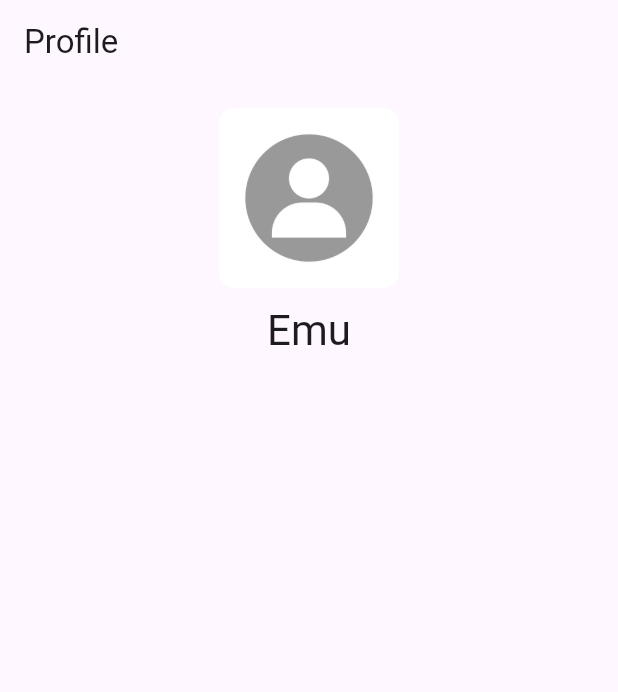
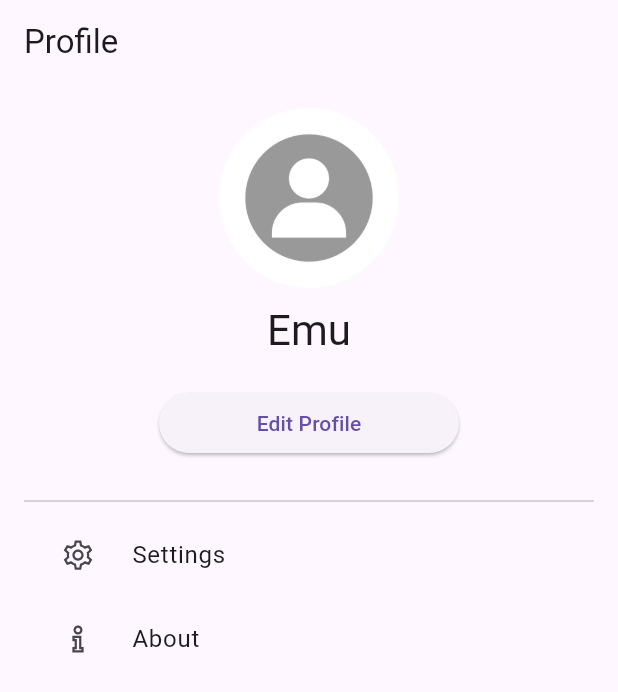
Before and after one commit to Quinxie51/ExpiRo-App, a Flutter app: the MyProfileScreen screen opened directly, on a phone screen of 412 x 824 dp. Shown: the top 692 px of the screen. Run offline on Flutter 3.47's test engine with Material 3 defaults, Android fonts, the phone set to English and light mode, and no system bars; our stand-ins replace line_awesome_flutter; network calls fail.

Commit message:
Added settings and about options in edit profile

```diff
--- a/lib/profile.dart
+++ b/lib/profile.dart
@@ -19,24 +19,37 @@ class MyProfileScreen extends StatelessWidget {
           padding: const EdgeInsets.all(defaultPadding),
           child: Center(
             child: Column(
-              mainAxisAlignment: MainAxisAlignment.center,
-              crossAxisAlignment: CrossAxisAlignment.center,
               children: [
                 SizedBox(
                   width: 120,
                   height: 120,
                   child: ClipRRect(
-                    borderRadius: BorderRadius.circular(10),
+                    borderRadius: BorderRadius.circular(100),
                     child: const Image(
                       image: AssetImage('assets/images/user_profile.jpg'),
                     ),
                   ),
                 ),
                 const SizedBox(height: 10),
+
                 Text(
                   "Emu",
                   style: Theme.of(context).textTheme.headline4,
                 ),
+                const SizedBox(height: 20),
+                SizedBox(
+                  width: 200,
+                  child: ElevatedButton(
+                    onPressed: (){},
+                    child: const Text("Edit Profile")),
+
+                ),
+
+                const SizedBox(height: 20),
+                const Divider(),
+                ProfileMenuWidget(title: "Settings", icon: LineAwesomeIcons.cog, onPress: (){},),
+                ProfileMenuWidget(title: "About", icon: LineAwesomeIcons.info, onPress: (){showAboutDialog(context);},),
+
               ],
             ),
           ),
@@ -45,3 +58,64 @@ class MyProfileScreen extends StatelessWidget {
     );
   }
 }
+
+class ProfileMenuWidget extends StatelessWidget {
+  const ProfileMenuWidget({
+    super.key,
+    required this.title,
+    required this.icon,
+    required this.onPress,
+  });
+
+  final String title;
+  final IconData icon;
+  final VoidCallback onPress;
+  @override
+  Widget build(BuildContext context) {
+    return ListTile(
+      onTap: onPress,
+      leading: Container(
+        width: 40,
+        height: 40,
+        decoration: BoxDecoration(
+          borderRadius: BorderRadius.circular(100),
+        ),
+        child: Icon(icon),
+      ),
+      title:  Text(title),
+    );
+  }
+}
+
+
+  void showAboutDialog(BuildContext context) {
+  showDialog(
+    context: context,
+    builder: (BuildContext context) {
+      return AlertDialog(
+        title: Text("About"),
+        content: Column(
+          crossAxisAlignment: CrossAxisAlignment.start,
+          mainAxisSize: MainAxisSize.min,
+          children: [
+            Text(
+              "Expiry Smart is an innovative mobile application aimed at addressing the Sustainable Development Goal of responsible consumption and production. Expiry Smart seeks to revolutionize the way we manage our groceries and minimize food waste. The app allows users to easily input their grocery items along with their expiry dates, leveraging a simple and intuitive interface. With a sophisticated notification system, Expiry Smart sends timely reminders to users, alerting them when their groceries are nearing expiration. Furthermore, the app provides valuable guidance on how to utilize expired products safely and effectively, as well as offering insights into recycling options. By empowering users to make informed decisions about their consumption habits and reduce food waste, Expiry Smart embodies a commitment to sustainable living and responsible resource management."
+            ),
+            const Divider(),
+            Text(
+              "Developers: Bibhu Lammichnne, Drishtant Bhandari, Riva Kansakar, and Quincey Doan."
+            ),
+          ],
+        ),
+        actions: [
+          TextButton(
+            onPressed: () {
+              Navigator.of(context).pop();
+            },
+            child: Text("Close"),
+          ),
+        ],
+      );
+    },
+  );
+}
```
